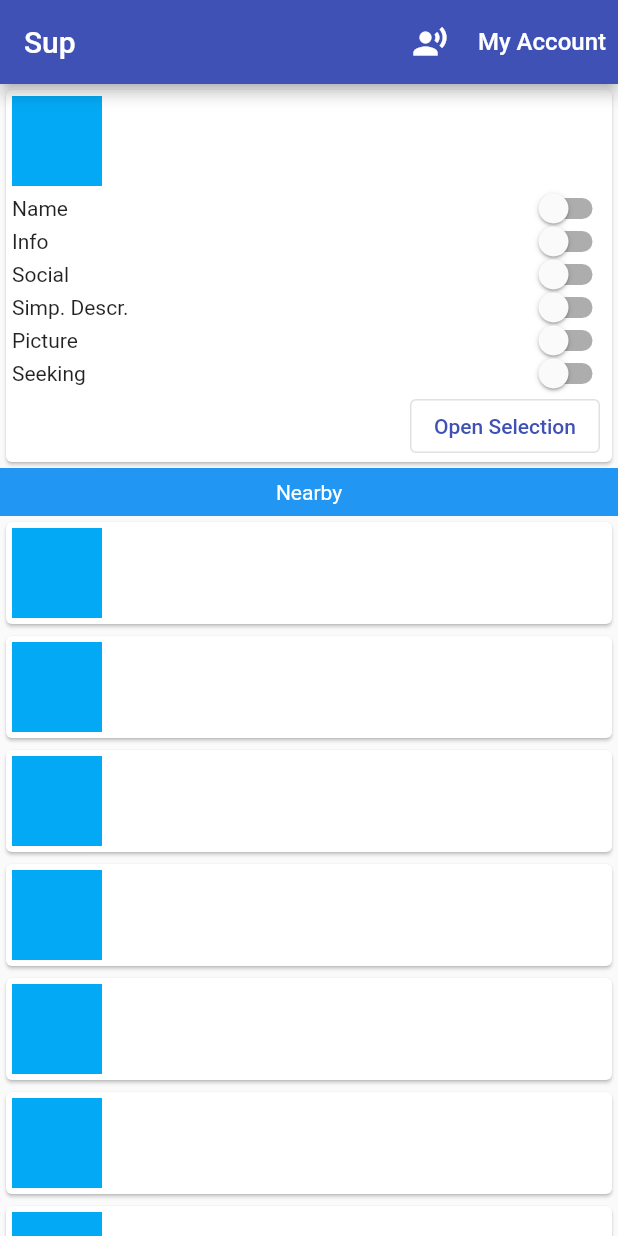
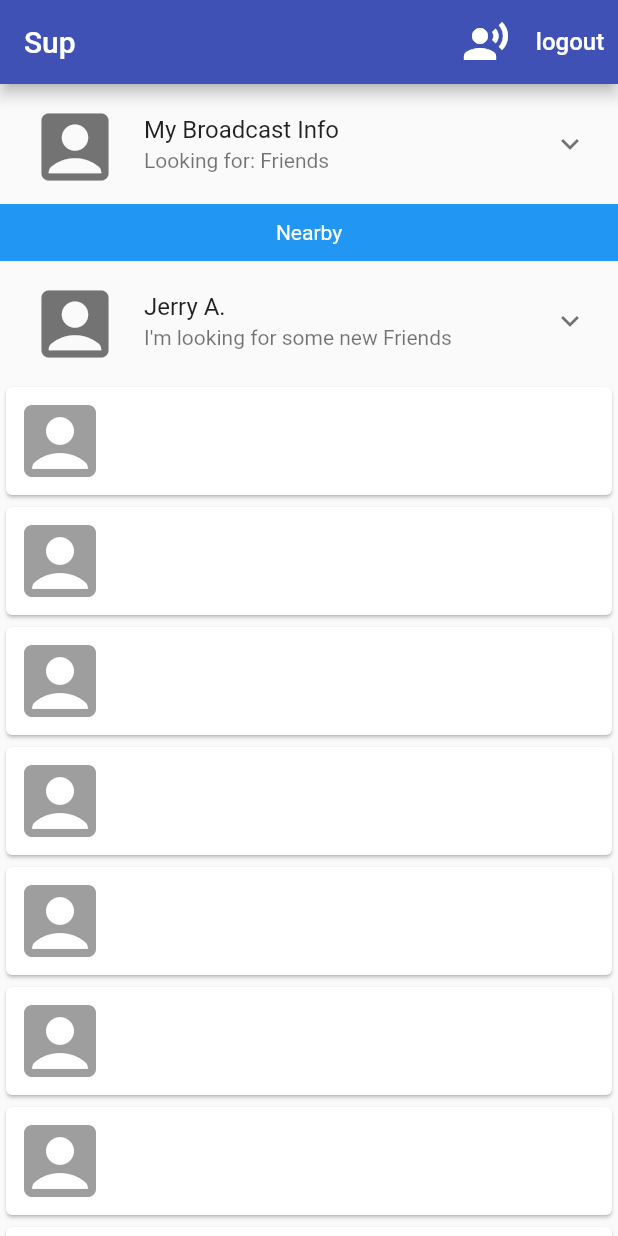
Before and after one commit to miketwheeler/sup_community, a Flutter app: the screen it shows once a user with an empty profile is signed in, on a phone screen of 412 x 824 dp. Run offline on Flutter 3.47's test engine with Material 2 defaults, Android fonts, the phone set to English and light mode, and no system bars; drawn by our look-alikes of expansion_tile_card; our stand-ins replace firebase_auth, firebase_core, google_sign_in; missing offline and left inert: flutter_login_facebook; accounts and stored records are empty.

Commit message:
added new card format for spcf features

```diff
--- /dev/null
+++ b/lib/app/cards/broadcast_card.dart
@@ -0,0 +1,78 @@
+import 'package:flutter/material.dart';
+import 'package:expansion_tile_card/expansion_tile_card.dart';
+
+class ExpansionCardWidget extends StatefulWidget {
+  @override
+  _ExpansionCardWidgetState createState() => _ExpansionCardWidgetState();
+}
+
+class _ExpansionCardWidgetState extends State<ExpansionCardWidget> {
+  final GlobalKey<ExpansionTileCardState> cardA = new GlobalKey();
+
+  @override
+  Widget build(BuildContext context) {
+    return Padding(
+      padding: const EdgeInsets.symmetric(
+        horizontal: 2.0,
+        vertical: 2.0,
+      ),
+      child: ExpansionTileCard(
+        shadowColor: Colors.transparent,
+        key: cardA,
+        leading: Icon(
+          Icons.account_box,
+          size: 60,
+        ),
+        title: Text("My Broadcast Info"),
+        subtitle: Text("Looking for: Friends"),
+        children: <Widget>[
+          Divider(
+            thickness: 1.0,
+            indent: 8.0,
+            endIndent: 8.0,
+            height: 1.0,
+          ),
+          Align(
+            alignment: Alignment.centerLeft,
+            child: Padding(
+              padding: const EdgeInsets.symmetric(
+                horizontal: 18.0,
+                vertical: 8.0,
+              ),
+              child: Text(
+                "FlutterDevs specializes in creating cost-effective and efficient applications with our perfectly crafted,"
+                " creative and leading-edge flutter app development solutions for customers all around the globe.",
+                style: Theme.of(context)
+                    .textTheme
+                    .bodyText2
+                    ?.copyWith(fontSize: 16),
+              ),
+            ),
+          ),
+          ButtonBar(
+            alignment: MainAxisAlignment.end,
+            buttonHeight: 52.0,
+            buttonMinWidth: 90.0,
+            children: <Widget>[
+              TextButton(
+                onPressed: () {
+                  cardA.currentState?.collapse();
+                },
+                child: Row(
+                  children: <Widget>[
+                    Text('Done'),
+                    SizedBox(width: 4,),
+                    Icon(Icons.task_alt),
+                    Padding(
+                      padding: const EdgeInsets.symmetric(vertical: 2.0),
+                    ),
+                  ],
+                ),
+              ),
+            ],
+          ),
+        ],
+      ),
+    );
+  }
+}
--- a/lib/app/cards/contact_card.dart
+++ b/lib/app/cards/contact_card.dart
@@ -11,11 +11,11 @@ class ContactCard extends StatelessWidget {
             margin: EdgeInsets.all(4.0),
             child: Align(
               alignment: Alignment.topLeft,
-              child: Container(
-                color: Colors.lightBlue,
-                height: 60.0,
-                width: 60.0,
-              ),
+              child: Icon(
+                Icons.account_box,
+                size: 64,
+                color: Colors.grey,
+              )
             ),
           ),
         ],
--- /dev/null
+++ b/lib/app/cards/nearby_card.dart
@@ -0,0 +1,78 @@
+import 'package:flutter/material.dart';
+import 'package:expansion_tile_card/expansion_tile_card.dart';
+
+class ExpansionNearbyCardWidget extends StatefulWidget {
+  @override
+  _ExpansionNearbyCardWidgetState createState() => _ExpansionNearbyCardWidgetState();
+}
+
+class _ExpansionNearbyCardWidgetState extends State<ExpansionNearbyCardWidget> {
+  final GlobalKey<ExpansionTileCardState> cardA = new GlobalKey();
+
+  @override
+  Widget build(BuildContext context) {
+    return Padding(
+      padding: const EdgeInsets.symmetric(
+        horizontal: 2.0,
+        vertical: 2.0,
+      ),
+      child: ExpansionTileCard(
+        shadowColor: Colors.transparent,
+        key: cardA,
+        leading: Icon(
+          Icons.account_box,
+          size: 60,
+        ),
+        title: Text("Jerry A."),
+        subtitle: Text("I'm looking for some new Friends"),
+        children: <Widget>[
+          Align(
+            alignment: Alignment.centerLeft,
+            child: Padding(
+              padding: const EdgeInsets.symmetric(
+                horizontal: 18.0,
+                vertical: 8.0,
+              ),
+              child: Text(
+                "FlutterDevs specializes in creating cost-effective and efficient applications with our perfectly crafted,"
+                " creative and leading-edge flutter app development solutions for customers all around the globe.",
+                style: Theme.of(context)
+                    .textTheme
+                    .bodyText2
+                    ?.copyWith(fontSize: 16),
+              ),
+            ),
+          ),
+          ButtonBar(
+            alignment: MainAxisAlignment.end,
+            buttonHeight: 52.0,
+            buttonMinWidth: 90.0,
+            children: <Widget>[
+              TextButton(
+                onPressed: () {
+                  cardA.currentState?.collapse();
+                },
+                child: Row(
+                  children: <Widget>[
+                    Icon(
+                      Icons.facebook,
+                      color: Colors.blue,
+                    ),
+                    SizedBox(width: 220.0),
+                    Text('Done'),
+                    SizedBox(width: 4),
+                    Icon(Icons.task_alt),
+                    SizedBox(width: 8),
+                    Padding(
+                      padding: const EdgeInsets.symmetric(vertical: 2.0),
+                    ),
+                  ],
+                ),
+              ),
+            ],
+          ),
+        ],
+      ),
+    );
+  }
+}
--- a/lib/app/cards/personal_card.dart
+++ b/lib/app/cards/personal_card.dart
@@ -1,5 +1,6 @@
 import 'package:flutter/cupertino.dart';
 import 'package:flutter/material.dart';
+import 'package:sup_community/app/cards/broadcast_card.dart';
 import 'package:sup_community/common_widgets/selection_switch.dart';
 
 final List<String> person_data = [
@@ -11,51 +12,61 @@ final List<String> person_data = [
   'Social'
 ];
 
-bool _isOpen = false;
+class PersonalCard extends StatelessWidget {
+  bool _isOpen = false;
 
-class PersonalCard extends StatelessWidget {
   Widget build(BuildContext context) {
-    return Card(
-      child: Column(
-        mainAxisSize: MainAxisSize.min,
-        children: <Widget>[
-          Container(
-            margin: EdgeInsets.all(4.0),
-            child: Align(
-              alignment: Alignment.topLeft,
-              child: Container(
-                color: Colors.lightBlue,
-                height: 60.0,
-                width: 60.0,
-              ),
-            ),
-          ),
-          //<-----------------
-          // Iterable list of own data for display, via passed is 'open' prop
-          //<-----------------
-          // Below: test data for display, will actually come from func, above
-          SwitchWithText(label: 'Name'),
-          SwitchWithText(label: 'Info'),
-          SwitchWithText(label: 'Social'),
-          SwitchWithText(label: 'Simp. Descr.'),
-          SwitchWithText(label: 'Picture'),
-          SwitchWithText(label: 'Seeking'),
-          Row(
-            mainAxisAlignment: MainAxisAlignment.end,
-            children: <Widget>[
-              OutlinedButton(
-                child: Text(_isOpen ? 'All Set' : 'Open Selection'),
-                onPressed: () => { },
-              ),
-              SizedBox(width: 8.0,),
-            ],
-          ),
-        ],
-      ),
-    );
+    return ExpansionCardWidget();
   }
 }
+//     return Card(
+//       child: Column(
+//         mainAxisSize: MainAxisSize.min,
+//         children: <Widget>[
+//           Container(
+//             margin: EdgeInsets.all(4.0),
+//             child: Align(
+//               alignment: Alignment.topLeft,
+//               child: Container(
+//                 color: Colors.lightBlue,
+//                 height: 60.0,
+//                 width: 60.0,
+//               ),
+//             ),
+//           ),
+//           //<-----------------
+//           // Iterable list of own data for display, via passed is 'open' prop
+//           //<-----------------
+//           // Below: test data for display, will actually come from func, above
+//           // SwitchWithText(label: 'Name'),
+//           // SwitchWithText(label: 'Info'),
+//           // SwitchWithText(label: 'Social'),
+//           // SwitchWithText(label: 'Simp. Descr.'),
+//           // SwitchWithText(label: 'Picture'),
+//           // SwitchWithText(label: 'Seeking'),
+//           Row(
+//             mainAxisAlignment: MainAxisAlignment.end,
+//             children: <Widget>[
+//               OutlinedButton(
+//                 child: Text(_isOpen ? 'All Set' : 'Open Selection'),
+//                 onPressed: _openCard,
+//               ),
+//               SizedBox(
+//                 width: 8.0,
+//               ),
+//             ],
+//           ),
+//         ],
+//       ),
+//     );
+//   }
 
-Iterable<String> _setListLength() {
-  return !_isOpen ? person_data.take(3) : person_data;
-}
+//   Iterable<String> _setListLength() {
+//     return _isOpen ? person_data.take(3) : person_data;
+//   }
+
+//   void _openCard() {
+//     _isOpen = !_isOpen;
+//     _setListLength();
+//   }
+// }
--- a/lib/app/home_page.dart
+++ b/lib/app/home_page.dart
@@ -1,4 +1,6 @@
 import 'package:flutter/material.dart';
+import 'package:sup_community/app/cards/broadcast_card.dart';
+import 'package:sup_community/app/cards/nearby_card.dart';
 import 'package:sup_community/common_widgets/show_alert_dialog.dart';
 import 'package:provider/provider.dart';
 import 'package:sup_community/services/auth.dart';
@@ -8,6 +10,7 @@ import 'package:sup_community/common_widgets/account_icon_button.dart';
 import 'package:sup_community/common_widgets/signal_icon_button.dart';
 // import 'package:sup_community/app/cards/contact_card.dart';
 import 'package:sup_community/common_widgets/scrollable_contact_section.dart';
+import 'package:sup_community/app/cards/broadcast_card.dart';
 
 class HomePage extends StatelessWidget {
   Future<void> _signOut(BuildContext context) async {
@@ -36,9 +39,11 @@ class HomePage extends StatelessWidget {
     final personalCard = PersonalCard();
     final horizontalHeadingBlue = HorizontalHeading(
       label: 'Nearby',
-      height: 32,
+      height: 38,
       color: Colors.blue,
     );
+    final expansionNearbyCard = ExpansionNearbyCardWidget();
+    final expansionCard = ExpansionCardWidget();
     final contactList = MyScrollableSection();
     final accountIcon = AccountIconButton();
     final signalIcon = SignalIconButton();
@@ -48,22 +53,24 @@ class HomePage extends StatelessWidget {
         title: Text('Sup'),
         actions: <Widget>[
           signalIcon,
-          // accountIcon, <== con set, needs onPressed action
+          // accountIcon, //<== con set, needs onPressed action
           TextButton(
-            child: Text('My Account',
+            child: Text('logout',
                 style: TextStyle(
                   fontSize: 16.0,
                   color: Colors.white,
                 )),
             onPressed: () => _confirmSignOut(context), // sign out for now
-          )
+          ),
         ],
       ),
       // Personal Card (and dropdown) / bar / nearby connections
       body: Column(
         children: <Widget>[
-          personalCard,
+          expansionCard,
+          // personalCard,
           horizontalHeadingBlue,
+          expansionNearbyCard,
           Expanded(
             child: contactList,
           ),
--- a/lib/common_widgets/account_icon_button.dart
+++ b/lib/common_widgets/account_icon_button.dart
@@ -11,6 +11,7 @@ class AccountIconButton extends StatelessWidget {
             child: IconButton(
               icon: const Icon(Icons.account_circle),
               color: Colors.white,
+              iconSize: 34.0,
               onPressed: () {},
             ),
             decoration: const ShapeDecoration(
--- a/lib/common_widgets/signal_icon_button.dart
+++ b/lib/common_widgets/signal_icon_button.dart
@@ -11,6 +11,7 @@ class SignalIconButton extends StatelessWidget {
             child: IconButton(
               icon: const Icon(Icons.record_voice_over),
               color: Colors.white,
+              iconSize: 32,
               onPressed: () {},
             ),
             decoration: const ShapeDecoration(
--- a/pubspec.yaml
+++ b/pubspec.yaml
@@ -30,6 +30,8 @@ dependencies:
   flutter_login_facebook: ^1.0.1
   provider: ^5.0.0
   flutter_nearby_connections: ^1.0.11
+  expansion_tile_card: ^2.0.0
+
 
 
   # The following adds the Cupertino Icons font to your application.
```
Also changed, not shown: lib/app/sample_data.json (added, +213 -0 lines), pubspec.lock.
